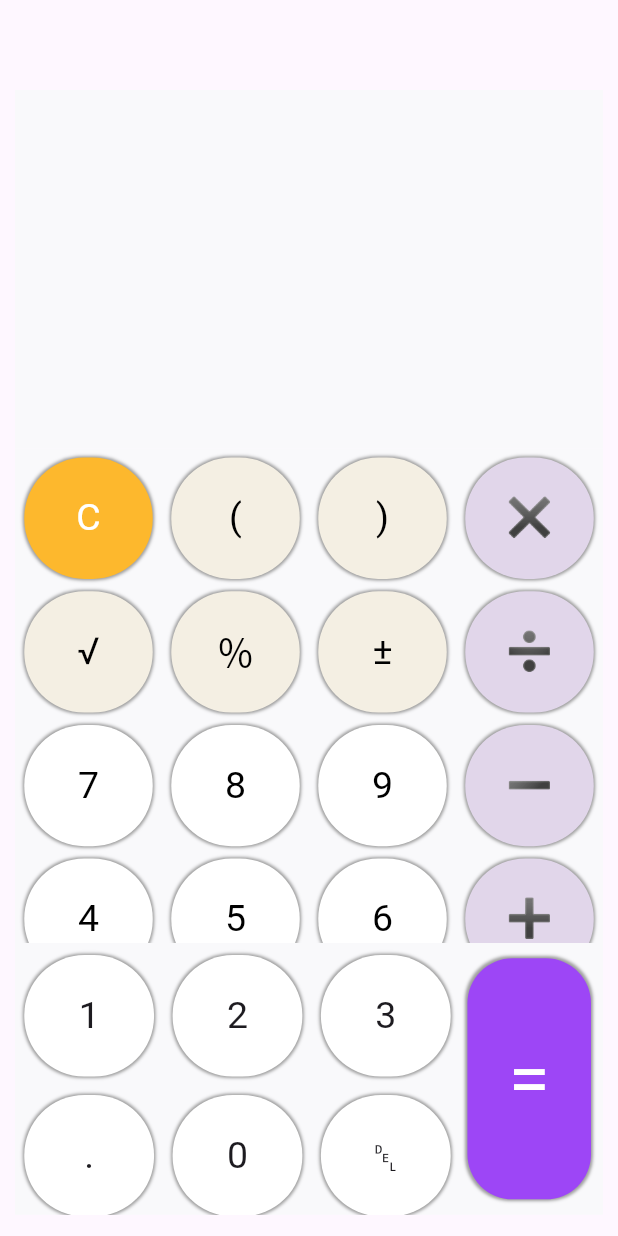
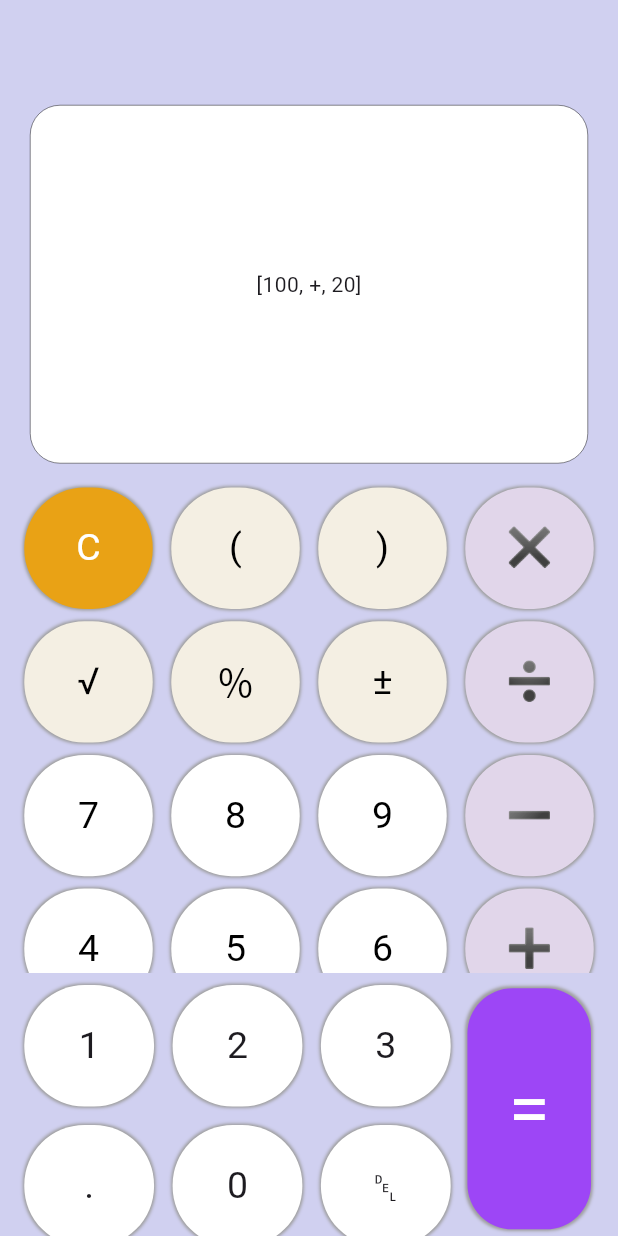
Before and after one commit to Dennis-the-developer/PRODIGY_AD_01, a Flutter app: the screen it shows after launch, on a phone screen of 412 x 824 dp. Run offline on Flutter 3.47's test engine with Material 3 defaults, Android fonts, the phone set to English and light mode, and no system bars; our stand-ins replace flutter_bloc.

Commit message:
Added CalCubit

```diff
--- /dev/null
+++ b/solveit/devtools_options.yaml
@@ -0,0 +1,3 @@
+description: This file stores settings for Dart & Flutter DevTools.
+documentation: https://docs.flutter.dev/tools/devtools/extensions#configure-extension-enablement-states
+extensions:
--- a/solveit/lib/app/app.dart
+++ b/solveit/lib/app/app.dart
@@ -1,5 +1,6 @@
 import 'package:flutter/material.dart';
 import 'package:solveit/pages/homepage.dart';
+// import 'package:solveit/view/home_view.dart';
 
 class SolveIt extends StatelessWidget {
   const SolveIt({super.key});
@@ -7,8 +8,6 @@ class SolveIt extends StatelessWidget {
   @override
   Widget build(BuildContext context) {
     return const MaterialApp(
-      title: "SolveIt",
-      home: HomePage()
-    );
+        debugShowCheckedModeBanner: false, title: "SolveIt", home: Homepage());
   }
 }
--- a/solveit/lib/common/styles/colors.dart
+++ b/solveit/lib/common/styles/colors.dart
@@ -2,8 +2,8 @@ import 'package:flutter/material.dart';
 
 class SelectColor {
   // Colors for light theme
-  final lightBackground = const Color.fromRGBO(249, 249, 251, 1);
-  final deepYellowLb = const Color.fromRGBO(253, 184, 45, 1);
+  final lightBackground = const Color.fromARGB(255, 208, 208, 240);
+  final deepYellowLb = const Color.fromARGB(255, 233, 162, 21);
   final lightYellowLb = const Color.fromRGBO(244, 239, 227, 1);
   final deepPurpleLb = const Color.fromRGBO(157, 70, 246, 1);
   final lightPurpleLb = const Color.fromRGBO(225, 214, 234, 1);
--- a/solveit/lib/features/keypad.dart
+++ b/solveit/lib/features/keypad.dart
@@ -1,6 +1,7 @@
 import 'package:flutter/material.dart';
+import 'package:flutter_bloc/flutter_bloc.dart';
 import 'package:solveit/assets/keypad_info.dart';
-import 'package:solveit/common/styles/colors.dart';
+import 'package:solveit/states/culbit.dart';
 
 class Keypad extends StatelessWidget {
   const Keypad({super.key});
@@ -9,11 +10,9 @@ class Keypad extends StatelessWidget {
   Widget build(BuildContext context) {
     double w = MediaQuery.of(context).size.width;
     double h = MediaQuery.of(context).size.height;
+    final count = context.watch<CalCubit>();
 
-    return Container(
-      decoration: BoxDecoration(
-        color: SelectColor().lightBackground,
-      ),
+    return SizedBox(
       width: w,
       height: h * 0.62,
       child: Column(
@@ -26,7 +25,12 @@ class Keypad extends StatelessWidget {
               childAspectRatio: 1.1,
               padding: const EdgeInsets.only(top: 2),
               children: List.generate(16, (index) {
-                return Container(
+                return GestureDetector(
+                  onTap: () => {
+                    context.read<CalCubit>().keyPressed(keypadLayerOne[index]["label"].toString()),
+                    debugPrint(count.state.toString())
+                  },
+                  child: Container(
                     margin: EdgeInsets.symmetric(
                         horizontal: w * 0.015, vertical: w * 0.010),
                     decoration: BoxDecoration(
@@ -44,10 +48,12 @@ class Keypad extends StatelessWidget {
                       child: Text(keypadLayerOne[index]["label"].toString(),
                           style: TextStyle(
                             fontSize: 25,
-                          color: keypadLayerOne[index].containsKey("fontColor")
+                            color: keypadLayerOne[index]
+                                    .containsKey("fontColor")
                                 ? keypadLayerOne[index]["fontColor"] as Color
                                 : Colors.black,
                           )),
+                    ),
                   ),
                 );
               }),
@@ -66,7 +72,12 @@ class Keypad extends StatelessWidget {
                       crossAxisCount: 3,
                       childAspectRatio: 1.06,
                       children: List.generate(6, (index) {
-                        return Container(
+                        return GestureDetector(
+                          onTap: () => {
+                            context.read<CalCubit>().keyPressed(keypadLayerTwo[index]["label"].toString()),
+                            debugPrint(count.state.toString())
+                          },
+                          child: Container(
                             margin: EdgeInsets.symmetric(
                                 horizontal: w * 0.015, vertical: w * 0.015),
                             decoration: BoxDecoration(
@@ -84,10 +95,9 @@ class Keypad extends StatelessWidget {
                             child: Center(
                                 child: Text(
                               keypadLayerTwo[index]["label"].toString(),
-                            style: const TextStyle(
-                              fontSize: 25
+                              style: const TextStyle(fontSize: 25),
+                            )),
                           ),
-                          )),
                         );
                       }),
                     ),
@@ -107,15 +117,14 @@ class Keypad extends StatelessWidget {
                         )
                       ],
                       color: equalKey["color"] as Color,
-                        borderRadius: BorderRadius.circular(30),),
+                      borderRadius: BorderRadius.circular(30),
+                    ),
                     child: Center(
-                          child: Text(
-                            equalKey["label"].toString(),
+                      child: Text(equalKey["label"].toString(),
                           style: TextStyle(
                             fontSize: 50,
                             color: equalKey["fontColor"] as Color,
-                            )
-                          ),
+                          )),
                     ),
                   ),
                 ],
--- a/solveit/lib/features/output_screen.dart
+++ b/solveit/lib/features/output_screen.dart
@@ -1,5 +1,6 @@
 import 'package:flutter/material.dart';
-import 'package:solveit/common/styles/colors.dart';
+import 'package:flutter_bloc/flutter_bloc.dart';
+import 'package:solveit/states/culbit.dart';
 
 class OutputScreen extends StatelessWidget {
   const OutputScreen({super.key});
@@ -12,8 +13,19 @@ class OutputScreen extends StatelessWidget {
     return Container(
       width: w,
       height: h * 0.29,
+      margin: const EdgeInsets.all(10),
       decoration: BoxDecoration(
-        color: SelectColor().lightBackground,
+        color: Colors.white,
+        border: Border.all(color: Colors.black, width: 0.3),
+        borderRadius: BorderRadius.circular(20),
+      ),
+      child: Center(
+        child: BlocBuilder<CalCubit, List>(
+          builder: (context, state) {
+            debugPrint("OnScreen: ${state.toString()}");
+            return Text('$state');
+          },
+        ),
       ),
     );
   }
--- a/solveit/lib/pages/homepage.dart
+++ b/solveit/lib/pages/homepage.dart
@@ -1,25 +1,16 @@
 import 'package:flutter/material.dart';
-import 'package:solveit/features/keypad.dart';
-import 'package:solveit/features/output_screen.dart';
+import 'package:flutter_bloc/flutter_bloc.dart';
+import 'package:solveit/states/culbit.dart';
+import 'package:solveit/view/home_view.dart';
 
-class HomePage extends StatelessWidget {
-  const HomePage({super.key});
+class Homepage extends StatelessWidget {
+  const Homepage({super.key});
 
   @override
   Widget build(BuildContext context) {
-
-    return Scaffold(
-      body: Container(
-        padding: const EdgeInsets.only(right: 10, left: 10, top: 60),
-        child: const Column(
-          children: [
-            // Upperpart of calculator screen
-            OutputScreen(),
-            // Lowerpart of calculator screen
-            Keypad()
-          ],
-        ),
-      ),
+    return BlocProvider(
+      create: (_) => CalCubit(),
+      child: const HomeView()
     );
   }
 }
--- /dev/null
+++ b/solveit/lib/states/culbit.dart
@@ -0,0 +1,10 @@
+import 'package:flutter_bloc/flutter_bloc.dart';
+
+class CalCubit extends Cubit<List> {
+  CalCubit() : super([100, "+", 20]);
+
+  void keyPressed(String key) {
+    state.add(key);
+    emit(state);
+  }
+}
--- /dev/null
+++ b/solveit/lib/view/home_view.dart
@@ -0,0 +1,26 @@
+import 'package:flutter/material.dart';
+import 'package:solveit/common/styles/colors.dart';
+import 'package:solveit/features/keypad.dart';
+import 'package:solveit/features/output_screen.dart';
+
+class HomeView extends StatelessWidget {
+  const HomeView({super.key});
+
+  @override
+  Widget build(BuildContext context) {
+    return Scaffold(
+      body: Container(
+        padding: const EdgeInsets.only(right: 10, left: 10, top: 60),
+        color: SelectColor().lightBackground,
+        child: const Column(
+          children: [
+            // Upperpart of calculator screen
+            OutputScreen(),
+            // Lowerpart of calculator screen
+            Keypad()
+          ],
+        ),
+      ),
+    );
+  }
+}
--- a/solveit/pubspec.yaml
+++ b/solveit/pubspec.yaml
@@ -35,6 +35,7 @@ dependencies:
   # The following adds the Cupertino Icons font to your application.
   # Use with the CupertinoIcons class for iOS style icons.
   cupertino_icons: ^1.0.8
+  flutter_bloc: ^8.1.6
 
 dev_dependencies:
   flutter_test:
```
Also changed, not shown: solveit/lib/states/bloc.dart (deleted), solveit/pubspec.lock. Lines whose indentation alone changed are shown as unchanged.
